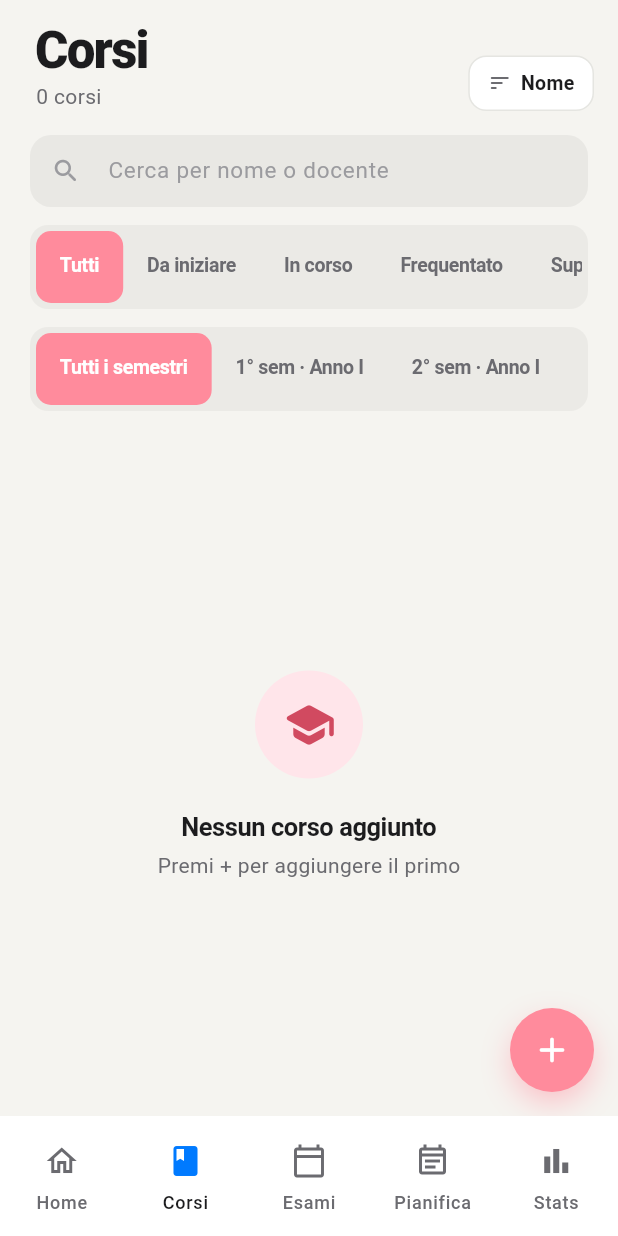
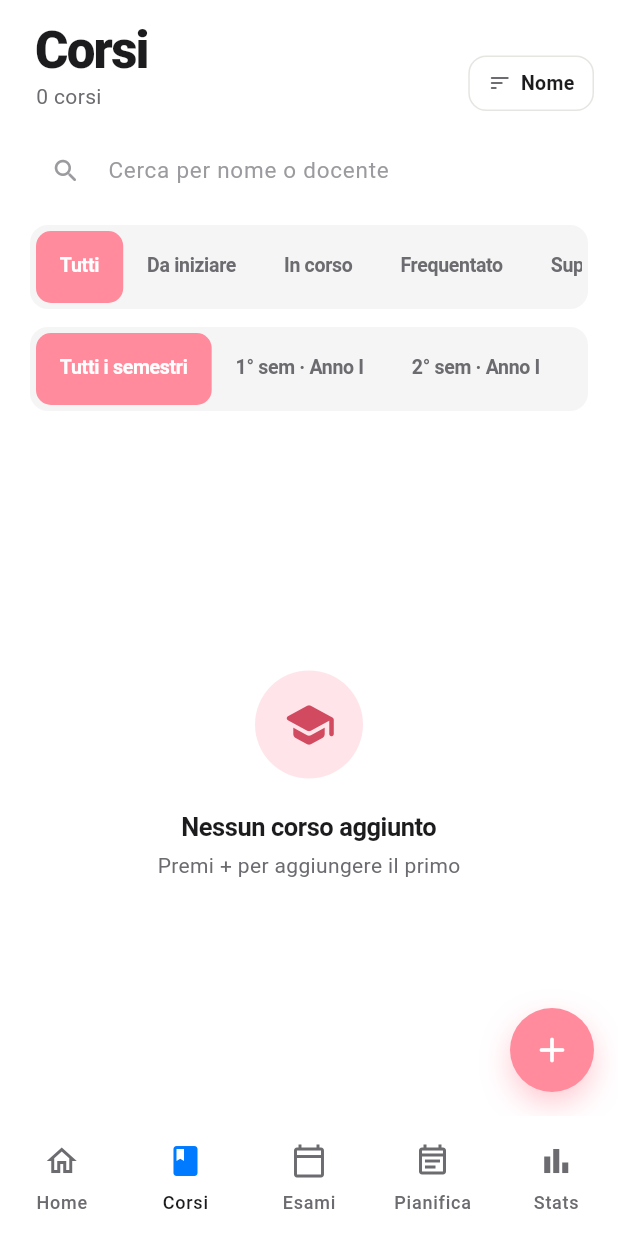
Before and after one commit to famato46/MOBPROG_StudyPlanner-ExamTracker-G12, a Flutter app: the screen it shows after launch, item 2 of the bottom bar chosen, on a phone screen of 412 x 824 dp. Run offline on Flutter 3.47's test engine with Material 3 defaults, Android fonts, the phone set to English and light mode, and no system bars; our stand-ins replace fl_chart, shared_preferences, sqflite; accounts and stored records are empty.

Commit message:
ulteriori modifiche

```diff
--- a/lib/screens/courses_screen.dart
+++ b/lib/screens/courses_screen.dart
@@ -119,15 +119,14 @@ class _CoursesScreenState extends State<CoursesScreen>{
 
   @override
   Widget build(BuildContext context) {
-    final isDark = Theme.of(context).brightness == Brightness.dark;
-    final bgColor = isDark
-        ? Theme.of(context).colorScheme.surface
-        : AppColors.background;
+    final colorScheme = Theme.of(context).colorScheme;
+    final primaryColor = colorScheme.onSurface;
+    final secondaryColor = colorScheme.onSurfaceVariant;
 
     return DefaultTabController(
     length: 5,
     child: Scaffold(
-      backgroundColor: bgColor,
+      backgroundColor: colorScheme.surface,
       body: Consumer<PlannerProvider>(
         builder: (context, provider, child) {
           if (provider.isLoading) {
@@ -153,8 +152,7 @@ class _CoursesScreenState extends State<CoursesScreen>{
                   total: provider.courses.length,
                   visible: tutti.length,
                   sortBy: _sortBy,
-                  onSortChanged: (v) => setState(() => _sortBy = v),
-                  isDark: isDark,
+                  onSortChanged: (v) => setState(() => _sortBy = v)
                 ),
                 _SearchBar(
                   controller: _searchController,
@@ -163,15 +161,14 @@ class _CoursesScreenState extends State<CoursesScreen>{
                   onClear: () {
                     _searchController.clear();
                     setState(() => _searchQuery = '');
-                  },
-                  isDark: isDark,
+                  }
                 ),
                 const SizedBox(height: 4),
                 Padding(
                   padding: const EdgeInsets.symmetric(horizontal: 20),
                   child: Container(
                     decoration: BoxDecoration(
-                      color: isDark
+                      color: Theme.of(context).brightness == Brightness.dark
                           ? Colors.white.withValues(alpha: 0.06)
                           : Colors.black.withValues(alpha: 0.04),
                       borderRadius: BorderRadius.circular(12),
@@ -187,7 +184,7 @@ class _CoursesScreenState extends State<CoursesScreen>{
                       indicatorSize: TabBarIndicatorSize.tab,
                       dividerColor: Colors.transparent,
                       labelColor: Colors.white,
-                      unselectedLabelColor: isDark
+                      unselectedLabelColor: Theme.of(context).brightness == Brightness.dark
                           ? Colors.white70
                           : AppColors.textSecondary,
                       labelStyle: const TextStyle(
@@ -211,8 +208,7 @@ class _CoursesScreenState extends State<CoursesScreen>{
                 _FilterRow(
                   options: _semestriOptions,
                   current: _filterSemestre,
-                  onSelected: (v) => setState(() => _filterSemestre = v),
-                  isDark: isDark,
+                  onSelected: (v) => setState(() => _filterSemestre = v)
                 ),
                 const SizedBox(height: 16),
                 Expanded(
@@ -223,35 +219,30 @@ class _CoursesScreenState extends State<CoursesScreen>{
                         provider: provider,
                         statoLabel: _statoLabel,
                         onConfirmDelete: (c) => _confirmDelete(context, c),
-                        isDark: isDark,
                       ),
                       _CourseListView(
                         courses: daIniziare,
                         provider: provider,
                         statoLabel: _statoLabel,
                         onConfirmDelete: (c) => _confirmDelete(context, c),
-                        isDark: isDark,
                       ),
                       _CourseListView(
                         courses: inCorso,
                         provider: provider,
                         statoLabel: _statoLabel,
                         onConfirmDelete: (c) => _confirmDelete(context, c),
-                        isDark: isDark,
                       ),
                       _CourseListView(
                         courses: frequentato,
                         provider: provider,
                         statoLabel: _statoLabel,
                         onConfirmDelete: (c) => _confirmDelete(context, c),
-                        isDark: isDark,
                       ),
                       _CourseListView(
                         courses: superato,
                         provider: provider,
                         statoLabel: _statoLabel,
                         onConfirmDelete: (c) => _confirmDelete(context, c),
-                        isDark: isDark,
                       ),
                     ],
                   ),
@@ -278,22 +269,19 @@ class _CourseListView extends StatelessWidget {
   final PlannerProvider provider;
   final String Function(String) statoLabel;
   final Future<bool?> Function(Course) onConfirmDelete;
-  final bool isDark;
 
   const _CourseListView({
     required this.courses,
     required this.provider,
     required this.statoLabel,
-    required this.onConfirmDelete,
-    required this.isDark,
+    required this.onConfirmDelete
   });
 
   @override
   Widget build(BuildContext context) {
     if (courses.isEmpty) {
       return _EmptyState(
-        hasAnyCourse: provider.courses.isNotEmpty,
-        isDark: isDark,
+        hasAnyCourse: provider.courses.isNotEmpty
       );
     }
     return ListView.builder(
@@ -318,8 +306,7 @@ class _CourseListView extends StatelessWidget {
             MaterialPageRoute(
               builder: (_) => CourseDetailScreen(course: course),
             ),
-          ),
-          isDark: isDark,
+          )
         );
       },
     );
@@ -330,13 +317,11 @@ class _FilterRow extends StatefulWidget {
   final List<(String, String)> options;
   final String current;
   final ValueChanged<String> onSelected;
-  final bool isDark;
 
   const _FilterRow({
     required this.options,
     required this.current,
-    required this.onSelected,
-    required this.isDark,
+    required this.onSelected
   });
 
   @override
@@ -382,7 +367,7 @@ class _FilterRowState extends State<_FilterRow>
       padding: const EdgeInsets.symmetric(horizontal: 20),
       child: Container(
         decoration: BoxDecoration(
-          color: widget.isDark
+          color: Theme.of(context).brightness == Brightness.dark
               ? Colors.white.withValues(alpha: 0.06)
               : Colors.black.withValues(alpha: 0.04),
           borderRadius: BorderRadius.circular(12),
@@ -400,8 +385,9 @@ class _FilterRowState extends State<_FilterRow>
           indicatorSize: TabBarIndicatorSize.tab,
           dividerColor: Colors.transparent,
           labelColor: Colors.white,
-          unselectedLabelColor:
-              widget.isDark ? Colors.white70 : AppColors.textSecondary,
+          unselectedLabelColor: Theme.of(context).brightness == Brightness.dark
+          ? Colors.white70
+          : AppColors.textSecondary,
           labelStyle: const TextStyle(
               fontSize: 13,
               fontWeight: FontWeight.w700,
@@ -424,14 +410,12 @@ class _CoursesHeader extends StatelessWidget {
   final int visible;
   final String sortBy;
   final ValueChanged<String> onSortChanged;
-  final bool isDark;
 
   const _CoursesHeader({
     required this.total,
     required this.visible,
     required this.sortBy,
-    required this.onSortChanged,
-    required this.isDark,
+    required this.onSortChanged
   });
 
   String _sortLabel(String s) {
@@ -449,9 +433,9 @@ class _CoursesHeader extends StatelessWidget {
 
   @override
   Widget build(BuildContext context) {
-    final primaryColor = isDark ? Colors.white : AppColors.textPrimary;
+    final primaryColor = Theme.of(context).brightness == Brightness.dark ? Colors.white : AppColors.textPrimary;
     final secondaryColor =
-        isDark ? Colors.white70 : AppColors.textSecondary;
+        Theme.of(context).brightness == Brightness.dark ? Colors.white70 : AppColors.textSecondary;
 
     return Padding(
       padding: const EdgeInsets.fromLTRB(24, 16, 16, 12),
@@ -485,7 +469,7 @@ class _CoursesHeader extends StatelessWidget {
           PopupMenuButton<String>(
             shape: RoundedRectangleBorder(
                 borderRadius: BorderRadius.circular(16)),
-            color: isDark ? const Color(0xFF2A2A2C) : AppColors.surface,
+            color: Theme.of(context).brightness == Brightness.dark ? const Color(0xFF2A2A2C) : AppColors.surface,
             position: PopupMenuPosition.under,
             onSelected: onSortChanged,
             itemBuilder: (_) => [
@@ -497,12 +481,12 @@ class _CoursesHeader extends StatelessWidget {
               padding:
                   const EdgeInsets.symmetric(horizontal: 12, vertical: 8),
               decoration: BoxDecoration(
-                color: isDark
+                color: Theme.of(context).brightness == Brightness.dark
                     ? Colors.white.withValues(alpha: 0.06)
                     : AppColors.surface,
                 borderRadius: BorderRadius.circular(12),
                 border: Border.all(
-                  color: isDark
+                  color: Theme.of(context).brightness == Brightness.dark
                       ? Colors.white.withValues(alpha: 0.1)
                       : AppColors.border,
                 ),
@@ -550,21 +534,18 @@ class _SearchBar extends StatelessWidget {
   final bool hasQuery;
   final ValueChanged<String> onChanged;
   final VoidCallback onClear;
-  final bool isDark;
 
   const _SearchBar({
     required this.controller,
     required this.hasQuery,
     required this.onChanged,
-    required this.onClear,
-    required this.isDark,
+    required this.onClear
   });
 
   @override
   Widget build(BuildContext context) {
-    final fillColor = isDark
-        ? Colors.white.withValues(alpha: 0.08)
-        : Colors.black.withValues(alpha: 0.05);
+    final colorScheme = Theme.of(context).colorScheme;
+    final fillColor = colorScheme.surfaceContainerHighest.withValues(alpha: 0.5);
 
     return Padding(
       padding: const EdgeInsets.fromLTRB(20, 4, 20, 8),
@@ -573,7 +554,7 @@ class _SearchBar extends StatelessWidget {
         onChanged: onChanged,
         style: TextStyle(
           fontSize: 15,
-          color: isDark ? Colors.white : AppColors.textPrimary,
+          color: Theme.of(context).brightness == Brightness.dark ? Colors.white : AppColors.textPrimary,
         ),
         cursorColor: AppColors.pastelRedDeep,
         decoration: InputDecoration(
@@ -619,7 +600,6 @@ class _DismissibleCourse extends StatelessWidget {
   final Future<bool?> Function() onConfirmDelete;
   final Future<void> Function() onDelete;
   final VoidCallback onTap;
-  final bool isDark;
 
   const _DismissibleCourse({
     required this.course,
@@ -627,8 +607,7 @@ class _DismissibleCourse extends StatelessWidget {
     required this.statoLabel,
     required this.onConfirmDelete,
     required this.onDelete,
-    required this.onTap,
-    required this.isDark,
+    required this.onTap
   });
 
   @override
@@ -652,8 +631,7 @@ class _DismissibleCourse extends StatelessWidget {
         course: course,
         statoColor: statoColor,
         statoLabel: statoLabel,
-        onTap: onTap,
-        isDark: isDark,
+        onTap: onTap
       ),
     );
   }
@@ -664,35 +642,26 @@ class _CourseCard extends StatelessWidget {
   final Color statoColor;
   final String statoLabel;
   final VoidCallback onTap;
-  final bool isDark;
 
   const _CourseCard({
     required this.course,
     required this.statoColor,
     required this.statoLabel,
-    required this.onTap,
-    required this.isDark,
+    required this.onTap
   });
 
   @override
   Widget build(BuildContext context) {
-    final primaryColor = isDark ? Colors.white : AppColors.textPrimary;
-    final secondaryColor =
-        isDark ? Colors.white60 : AppColors.textSecondary;
+    final theme = Theme.of(context);
+    final colorScheme = theme.colorScheme;
 
     return Container(
       margin: const EdgeInsets.symmetric(vertical: 6),
       decoration: BoxDecoration(
-        color: isDark
-            ? Colors.white.withValues(alpha: 0.06)
-            : AppColors.surface,
+        color: colorScheme.surfaceContainerHigh, // Si adatta automaticamente al tema
         borderRadius: BorderRadius.circular(18),
-        border: Border.all(
-          color: isDark
-              ? Colors.white.withValues(alpha: 0.08)
-              : AppColors.border,
-        ),
-        boxShadow: isDark
+        border: Border.all(color: colorScheme.outlineVariant),
+        boxShadow: theme.brightness == Brightness.dark
             ? null
             : [
                 BoxShadow(
@@ -729,7 +698,7 @@ class _CourseCard extends StatelessWidget {
                         style: TextStyle(
                           fontSize: 16,
                           fontWeight: FontWeight.w700,
-                          color: primaryColor,
+                          color: colorScheme.onSurface,
                           letterSpacing: -0.3,
                         ),
                         maxLines: 1,
@@ -740,7 +709,7 @@ class _CourseCard extends StatelessWidget {
                         course.docente,
                         style: TextStyle(
                           fontSize: 13,
-                          color: secondaryColor,
+                          color: colorScheme.onSurfaceVariant,
                           fontWeight: FontWeight.w500,
                         ),
                         maxLines: 1,
@@ -769,7 +738,7 @@ class _CourseCard extends StatelessWidget {
                   ),
                 ),
                 Icon(Icons.chevron_right_rounded,
-                    color: isDark ? Colors.white38 : Colors.black26),
+                    color: Theme.of(context).brightness == Brightness.dark ? Colors.white38 : Colors.black26),
               ],
             ),
           ),
@@ -808,9 +777,8 @@ class _Badge extends StatelessWidget {
 
 class _EmptyState extends StatelessWidget {
   final bool hasAnyCourse;
-  final bool isDark;
 
-  const _EmptyState({required this.hasAnyCourse, required this.isDark});
+  const _EmptyState({required this.hasAnyCourse});
 
   @override
   Widget build(BuildContext context) {
@@ -839,7 +807,7 @@ class _EmptyState extends StatelessWidget {
             style: TextStyle(
               fontSize: 17,
               fontWeight: FontWeight.w700,
-              color: isDark ? Colors.white : AppColors.textPrimary,
+              color: Theme.of(context).brightness == Brightness.dark ? Colors.white : AppColors.textPrimary,
               letterSpacing: -0.3,
             ),
           ),
@@ -850,7 +818,7 @@ class _EmptyState extends StatelessWidget {
                 : 'Premi + per aggiungere il primo',
             style: TextStyle(
               fontSize: 14,
-              color: isDark ? Colors.white60 : AppColors.textSecondary,
+              color: Theme.of(context).brightness == Brightness.dark ? Colors.white60 : AppColors.textSecondary,
             ),
           ),
         ],
```
